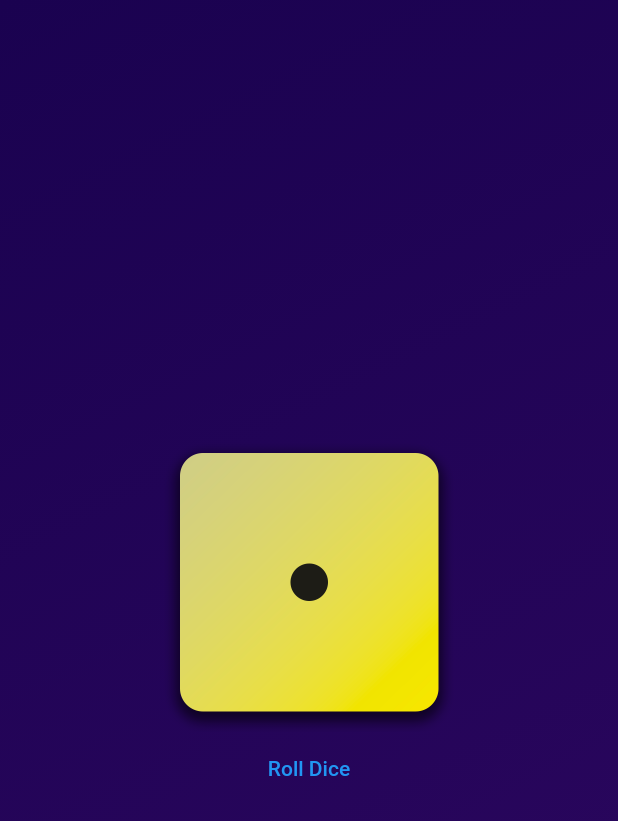
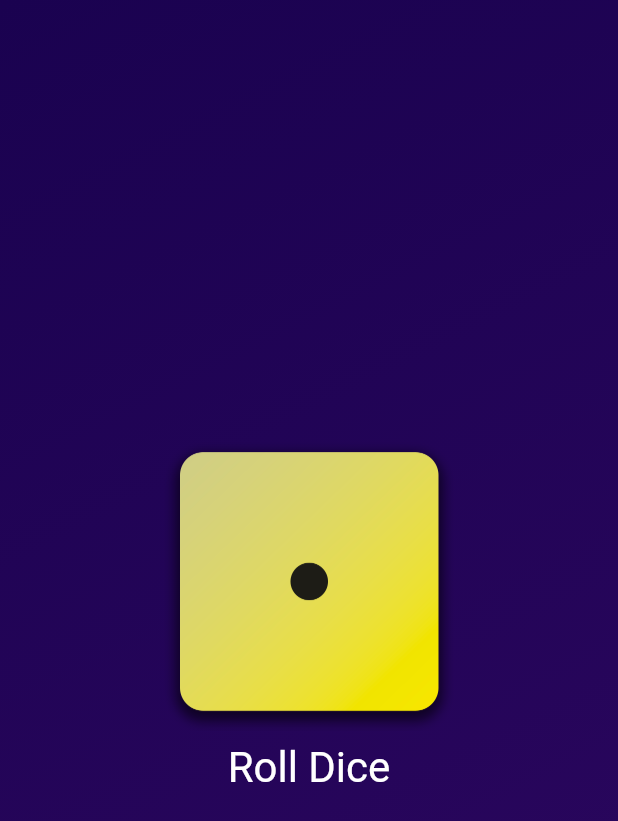
Before and after one commit to mostafaadawy/flutter_course, a Flutter app: the screen it shows after launch, on a phone screen of 412 x 824 dp. Shown: the top 821 px of the screen. Run offline on Flutter 3.47's test engine with Material 2 defaults, Android fonts, the phone set to English and light mode, and no system bars.

Commit message:
adjusting button style

```diff
--- a/lib/gradient_container.dart
+++ b/lib/gradient_container.dart
@@ -35,7 +35,8 @@ class GradientContainer extends StatelessWidget {
         ),
         child: Center(
             child: Column(
-              mainAxisSize: MainAxisSize.min, // allow not to take all vertical but just fit to childern hightes
+          mainAxisSize: MainAxisSize
+              .min, // allow not to take all vertical but just fit to childern hightes
           children: [
             Image.asset(
               'assets/images/dice-1.png',
@@ -44,6 +45,12 @@ class GradientContainer extends StatelessWidget {
             TextButton(
                 // onPressed: (){}), //anonymous function executable without name
                 onPressed: rollDice,
+                style: TextButton.styleFrom(
+                  foregroundColor: Colors.white,
+                  textStyle: const TextStyle(
+                    fontSize: 28,
+                  ),
+                ),
                 child: const Text('Roll Dice'))
           ],
         )
```
